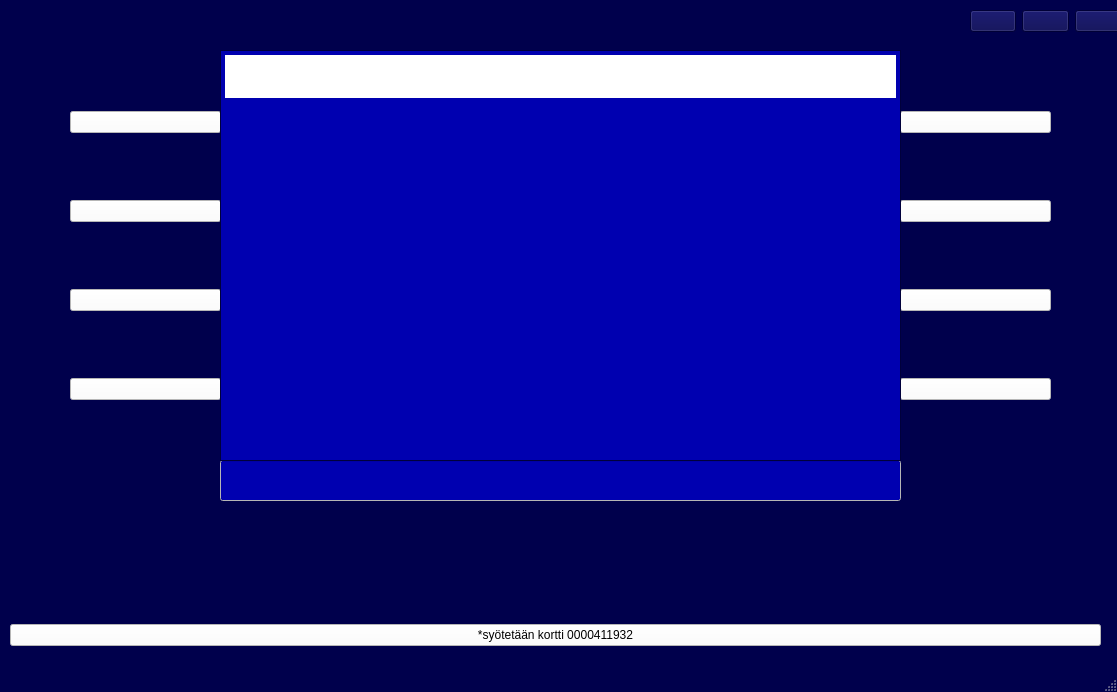
First picture: the form in bankautomat_exe/bankautomat/mainwindow.ui, repository Siistikissa/bankautomat, before the edit.
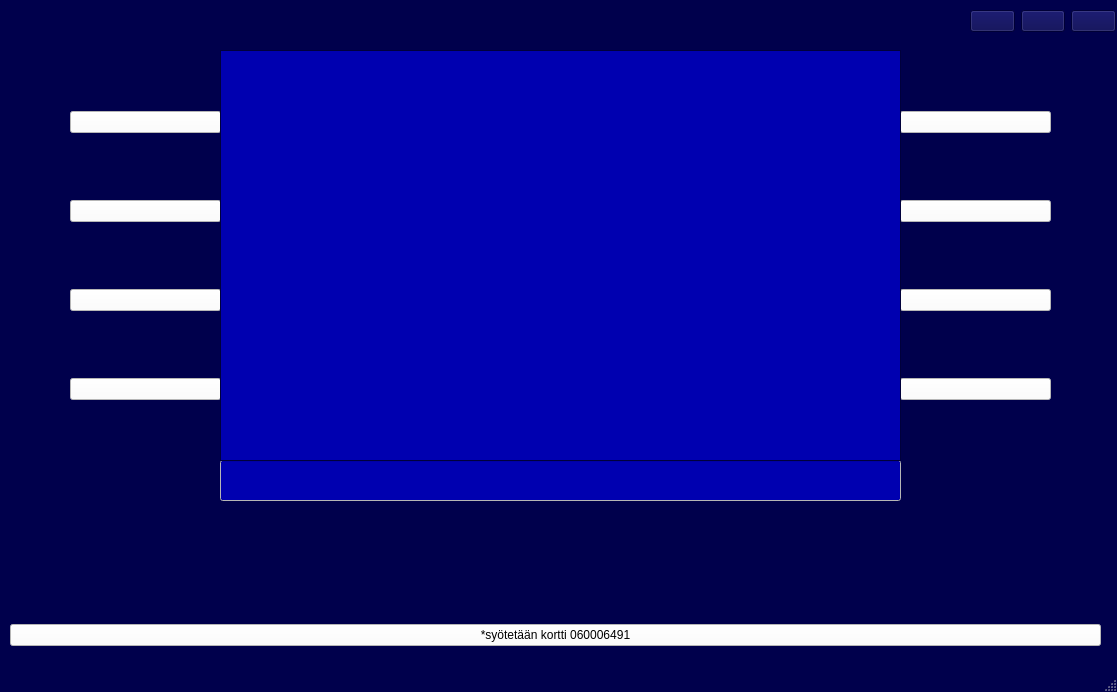
Second picture: the form after the edit. Icons and pictures are not drawn.

Diff of the .ui file:
```diff
--- a/bankautomat_exe/bankautomat/mainwindow.ui
+++ b/bankautomat_exe/bankautomat/mainwindow.ui
@@ -2719,7 +2719,7 @@
         </palette>
        </property>
        <property name="text">
-        <string>*syötetään kortti 0000411932</string>
+        <string>*syötetään kortti 060006491</string>
        </property>
       </widget>
      </item>
@@ -4538,8 +4538,8 @@
      <rect>
       <x>970</x>
       <y>0</y>
-      <width>151</width>
-      <height>43</height>
+      <width>146</width>
+      <height>42</height>
      </rect>
     </property>
     <layout class="QHBoxLayout" name="horizontalLayout_2">
@@ -5183,7 +5183,7 @@
 li.unchecked::marker { content: &quot;\2610&quot;; }
 li.checked::marker { content: &quot;\2612&quot;; }
 &lt;/style&gt;&lt;/head&gt;&lt;body style=&quot; font-family:'Segoe UI'; font-size:28pt; font-weight:400; font-style:normal;&quot;&gt;
-&lt;p style=&quot;-qt-paragraph-type:empty; margin-top:0px; margin-bottom:10px; margin-left:0px; margin-right:0px; -qt-block-indent:0; text-indent:0px; line-height:142.857%; background-color:#ffffff;&quot;&gt;&lt;br /&gt;&lt;/p&gt;&lt;/body&gt;&lt;/html&gt;</string>
+&lt;p align=&quot;center&quot; style=&quot;-qt-paragraph-type:empty; margin-top:0px; margin-bottom:0px; margin-left:0px; margin-right:0px; -qt-block-indent:0; text-indent:0px;&quot;&gt;&lt;br /&gt;&lt;/p&gt;&lt;/body&gt;&lt;/html&gt;</string>
     </property>
    </widget>
   </widget>
```
Left out of the diff: 2 changed lines with no effect on the pictures.
